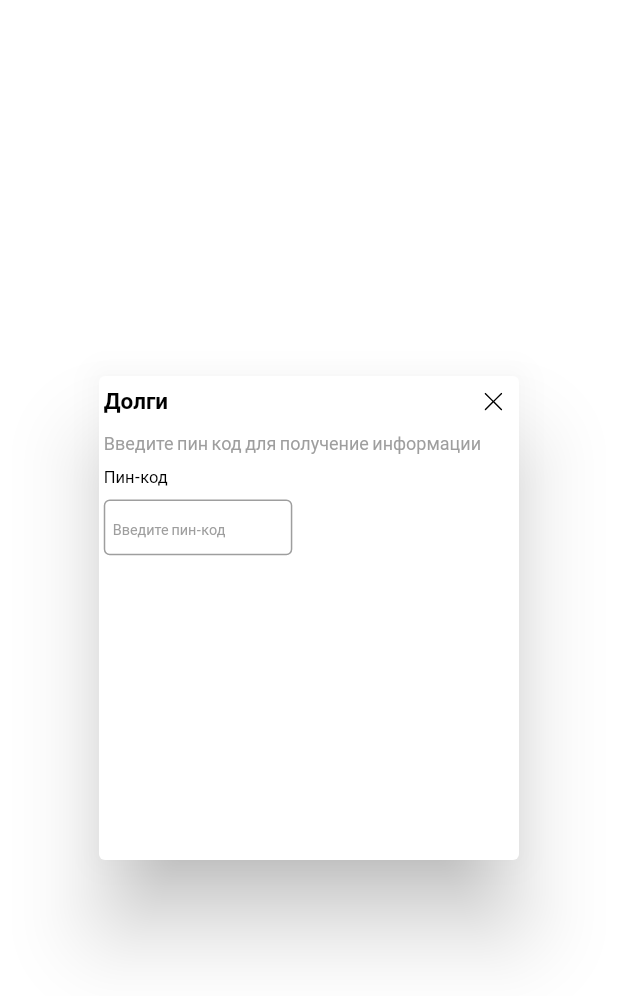
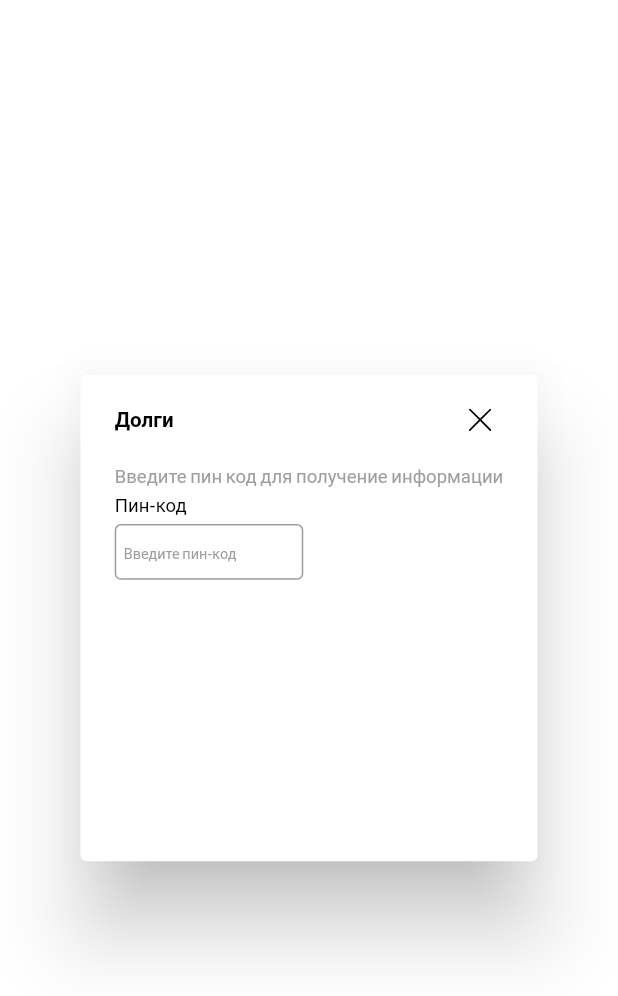
Before and after one commit to jomagsm/it_megacom_hackthon, a Flutter app: the DebtModal screen opened directly, on a phone screen of 412 x 824 dp. Shown: the top 996 px of the screen. Run offline on Flutter 3.47's test engine with Material 2 defaults, Android fonts, the phone set to English and light mode, and no system bars; our stand-ins replace bloc, dio, flutter_bloc, flutter_svg, freezed_annotation, google_fonts and 2 more; accounts and stored records are empty; generated files the repository leaves out were written again; network calls fail.

Commit message:
add fixed sizer

```diff
--- a/lib/screens/buffet_payment/widgets/list_view.dart
+++ b/lib/screens/buffet_payment/widgets/list_view.dart
@@ -73,7 +73,7 @@ class BuyingProductListView extends StatelessWidget {
                         width: 7.0.w,
                         child: IconButton(
                           padding: EdgeInsets.only(bottom: 7),
-                          icon: const Icon(Icons.minimize, size: 13),
+                          icon:  Icon(Icons.minimize, size: 9.0.sp),
                           onPressed: () {
                             context.read<BasketBloc>().add(BasketEvent.minus(
                                 productId: buyingProduct[index].id));
@@ -98,7 +98,7 @@ class BuyingProductListView extends StatelessWidget {
                         margin: EdgeInsets.only(right: 2.11.w),
                         child: IconButton(
                           padding: EdgeInsets.only(bottom: 0),
-                          icon: const Icon(Icons.add, size: 13),
+                          icon:  Icon(Icons.add, size: 9.0.sp ),
                           onPressed: () {
                             context.read<BasketBloc>().add(BasketEvent.plus(
                                 productId: buyingProduct[index].id));
@@ -128,7 +128,7 @@ class BuyingProductListView extends StatelessWidget {
                       Text('с',
                           style: GoogleFonts.lato(
                               textStyle: TextStyle(
-                                  fontSize: 11,
+                                  fontSize: 7.0.sp,
                                   fontWeight: FontWeight.bold,
                                   color: ColorPalette.textforgot,
                                   decoration: TextDecoration.underline))),
--- a/lib/screens/buffet_payment/widgets/payment_modal_data.dart
+++ b/lib/screens/buffet_payment/widgets/payment_modal_data.dart
@@ -106,7 +106,7 @@ class PaymentData extends StatelessWidget {
                 child: Text(
                   S.of(context).payment,
                   style: TextStyle(
-                    fontSize: 11.0,fontWeight: FontWeight.normal,
+                    fontSize: 7.0.sp,fontWeight: FontWeight.normal,
                   ),
                 ),
                 onPressed: () {
--- a/lib/screens/debt_screen/widgets/debt_modal_data.dart
+++ b/lib/screens/debt_screen/widgets/debt_modal_data.dart
@@ -19,20 +19,20 @@ class DebtModalData extends StatelessWidget {
   @override
   Widget build(BuildContext context) {
     return Container(
-      width: double.infinity,
-      height: 51.0.h,
+     // height: 8.0.h,
+     //width: 7.0.h,
       child: AlertDialog(
         scrollable: true,
-        contentPadding: EdgeInsets.all(0.77.w),
-        titlePadding: EdgeInsets.all(0.77.w),
+        contentPadding: EdgeInsets.only(left: 2.77.h,right: 2.77.h,top: 1.77.h,bottom:2.77.h),
+        titlePadding : EdgeInsets.only(left: 2.77.h,right: 2.77.h,top: 1.77.h),
         title:
            Row(
             mainAxisAlignment: MainAxisAlignment.spaceBetween,
             children: [
               Text(S.of(context).debts, style: TextThemes.titlePage),
               Container(
-                height: 6.75.w,
-                width: 6.75.w,
+                height: 3.75.h,
+                width: 3.75.h,
              child: IconButton(
                 icon: SvgPicture.asset(SvgIconCollect.close),
                 onPressed: () {
@@ -45,21 +45,19 @@ class DebtModalData extends StatelessWidget {
           crossAxisAlignment: CrossAxisAlignment.start,
           children: [
            Container(
-             width: double.infinity,
+            width: double.infinity,
              child: Text(
               S.of(context).inputPinInfo,
               style: TextThemes.passwordRequired,
             ),),
-            const SizedBox(
-              height: 8,
+             SizedBox(
+              height: 0.50.h,
             ),
             Text(
               S.of(context).pin,
               style: TextThemes.password,
             ),
-            const SizedBox(
-              height: 8,
-            ),
+            SizedBox( height: 0.65.h),
             Container(
               width: 30.51.w,
               height:4.51.h,
@@ -84,7 +82,7 @@ class DebtModalData extends StatelessWidget {
                 ? BuyingList(
                     data: data,
                   )
-                : SizedBox(height: 200,),
+                : SizedBox( height: 20.0.h),
             // SizedBox(height: 200),
           ],
         ),
--- a/lib/screens/debt_screen/widgets/utils.dart
+++ b/lib/screens/debt_screen/widgets/utils.dart
@@ -3,6 +3,7 @@ import 'package:google_fonts/google_fonts.dart';
 import 'package:it_megacom_hackthon/data/network/models/debt_models/user_debt.dart';
 import 'package:it_megacom_hackthon/theme/color_theme.dart';
 import 'package:it_megacom_hackthon/theme/text_theme.dart';
+import 'package:sizer/sizer.dart';
 
 getDataTableColumn(List<String> labelName) {
   List<DataColumn> column = [];
@@ -30,7 +31,7 @@ getDataTableRows(List<OperationReport> operationList) {
             Text('с',
            style: GoogleFonts.lato(
           textStyle: TextStyle(
-              fontSize: 10,
+              fontSize: 8.0.sp,
               fontWeight: FontWeight.bold,
               color: ColorPalette.textforgot,
               decoration: TextDecoration.underline))),],),),]),
--- a/lib/theme/text_theme.dart
+++ b/lib/theme/text_theme.dart
@@ -61,20 +61,20 @@ class TextThemes {
 
   static var titleTextField = GoogleFonts.lato(
       textStyle: TextStyle(
-          fontSize: 10,
+          fontSize: 7.0.sp,
           fontWeight: FontWeight.normal,
           color: ColorPalette.textforgot)
   );
   static var titleListProduct = GoogleFonts.lato(
       textStyle: TextStyle(
-          fontSize: 11,
+          fontSize: 9.0.sp,
           fontWeight: FontWeight.bold ,
           color: ColorPalette.textforgot)
   );
 
   static var titlePage = GoogleFonts.lato(
     textStyle: TextStyle(
-        fontSize: 15,
+        fontSize: 10.0.sp,
         fontWeight: FontWeight.bold,
         color: ColorPalette.textforgot),
   );
@@ -91,7 +91,7 @@ class TextThemes {
   );
 
   static var passwordRequired = GoogleFonts.lato(
-    textStyle: TextStyle(fontSize: 12, color: ColorPalette.titleTf),
+    textStyle: TextStyle(fontSize: 9.0.sp, color: ColorPalette.titleTf),
   );
 
   static var sumfDebt = GoogleFonts.lato(
@@ -103,13 +103,13 @@ class TextThemes {
 
   static var listDebt = GoogleFonts.lato(
       textStyle: TextStyle(
-          fontSize: 10,
+          fontSize: 8.0.sp,
           fontWeight: FontWeight.bold,
           color: ColorPalette.textforgot)
   );
 
   static var password = GoogleFonts.lato(
-    textStyle: TextStyle(fontSize: 11, color: ColorPalette.textforgot),
+    textStyle: TextStyle(fontSize: 9.0.sp, color: ColorPalette.textforgot),
   );
 }
 getTextHeight(double size, double height) {
```
Also changed, not shown: lib/screens/buffet/widgets/custom_app_bar.dart (+6 -6 lines), lib/screens/debt_screen/widgets/buyingList.dart (+9 -9 lines).
